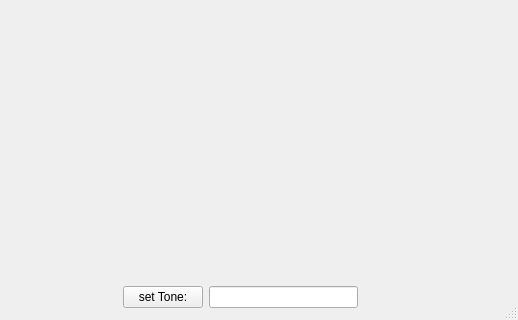
First picture: the form in apps/uis/adc_plot.ui, repository ColumbiaCMB/kid_readout, before the edit; both pictures show x 506 to 1024 and y 440 to 760 of the 1024 by 760 pixel window.
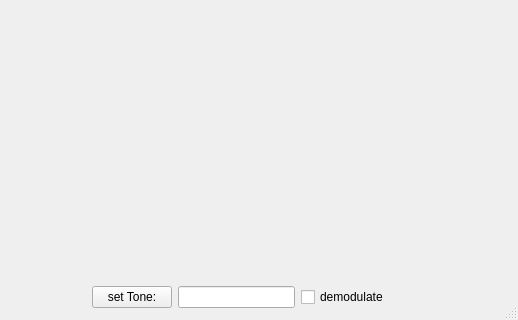
Second picture: the form after the edit.

Commit message: add demodulate option

```diff
--- a/apps/uis/adc_plot.ui
+++ b/apps/uis/adc_plot.ui
@@ -164,6 +164,13 @@
      <item>
       <widget class="QLineEdit" name="line_tone_freq"/>
      </item>
+     <item>
+      <widget class="QCheckBox" name="checkBox">
+       <property name="text">
+        <string>demodulate</string>
+       </property>
+      </widget>
+     </item>
      <item>
       <spacer name="horizontalSpacer_2">
        <property name="orientation">
```
The commit also changes 1 other file.
